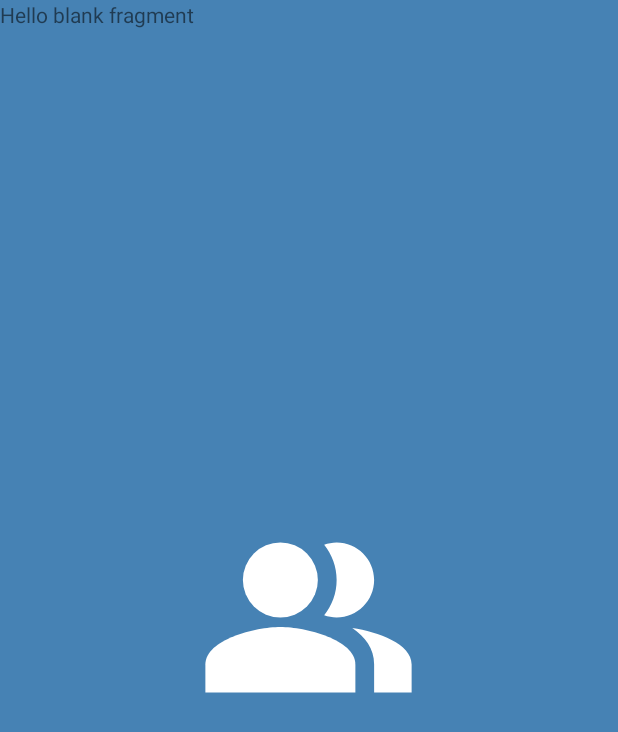
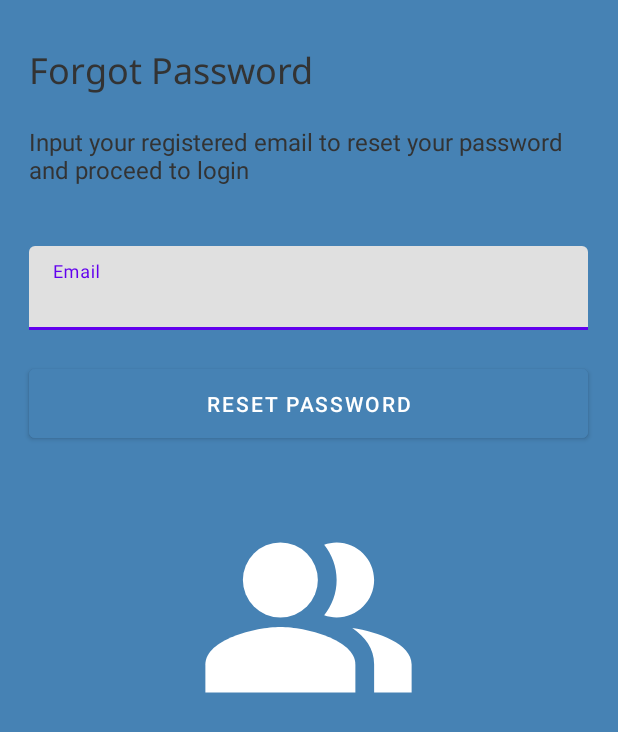
Before and after one commit to sirqoharastus/Mingler-App, an Android app: the layout fragment_forgot_password.xml on its own in the app's theme, with its tools: preview values and no code run, on a phone screen of 412 x 824 dp. Shown: the top 732 px of the screen. Run offline under Robolectric (Android 15) with nearby library versions, the phone set to English and light mode, and no system bars.

Commit message:
Designed forgot password screen UI

```diff
--- a/app/src/main/res/layout/fragment_forgot_password.xml
+++ b/app/src/main/res/layout/fragment_forgot_password.xml
@@ -1,14 +1,65 @@
 <?xml version="1.0" encoding="utf-8"?>
-<FrameLayout xmlns:android="http://schemas.android.com/apk/res/android"
+<androidx.constraintlayout.widget.ConstraintLayout xmlns:android="http://schemas.android.com/apk/res/android"
+    xmlns:app="http://schemas.android.com/apk/res-auto"
     xmlns:tools="http://schemas.android.com/tools"
     android:layout_width="match_parent"
     android:layout_height="match_parent"
     tools:context=".ui.fragments.ForgotPasswordFragment">
 
-    <!-- TODO: Update blank fragment layout -->
     <TextView
-        android:layout_width="match_parent"
-        android:layout_height="match_parent"
-        android:text="@string/hello_blank_fragment" />
+        android:id="@+id/textView5"
+        android:layout_width="wrap_content"
+        android:layout_height="wrap_content"
+        android:layout_marginStart="19dp"
+        android:layout_marginTop="30dp"
+        android:fontFamily="@font/noto_sans"
+        android:text="Forgot Password"
+        android:textColor="@color/text_color_black"
+        android:textSize="24sp"
+        app:layout_constraintStart_toStartOf="parent"
+        app:layout_constraintTop_toTopOf="parent" />
 
-</FrameLayout>
+    <TextView
+        android:id="@+id/textView6"
+        android:layout_width="0dp"
+        android:layout_height="wrap_content"
+        android:layout_marginTop="20dp"
+        android:layout_marginEnd="20dp"
+        android:text="Input your registered email to reset your password and proceed to login"
+        android:textColor="@color/text_color_black"
+        android:textFontWeight="400"
+        android:textSize="16sp"
+        app:layout_constraintEnd_toEndOf="parent"
+        app:layout_constraintStart_toStartOf="@+id/textView5"
+        app:layout_constraintTop_toBottomOf="@+id/textView5" />
+
+    <com.google.android.material.textfield.TextInputLayout
+        android:id="@+id/textInputLayout"
+        android:layout_width="0dp"
+        android:layout_height="wrap_content"
+        android:layout_marginTop="40dp"
+        app:layout_constraintEnd_toEndOf="@+id/textView6"
+        app:layout_constraintStart_toStartOf="@+id/textView6"
+        app:layout_constraintTop_toBottomOf="@+id/textView6">
+
+        <EditText
+            android:layout_width="match_parent"
+            android:layout_height="wrap_content"
+            android:hint="Email" />
+
+
+    </com.google.android.material.textfield.TextInputLayout>
+
+    <Button
+        android:layout_width="0dp"
+        android:layout_height="wrap_content"
+        android:text="Reset password"
+        android:padding="13dp"
+        android:backgroundTint="@color/steel_blue"
+        android:layout_marginTop="20dp"
+        app:layout_constraintEnd_toEndOf="@+id/textInputLayout"
+        app:layout_constraintStart_toStartOf="@+id/textInputLayout"
+        app:layout_constraintTop_toBottomOf="@+id/textInputLayout" />
+
+
+</androidx.constraintlayout.widget.ConstraintLayout>
```
